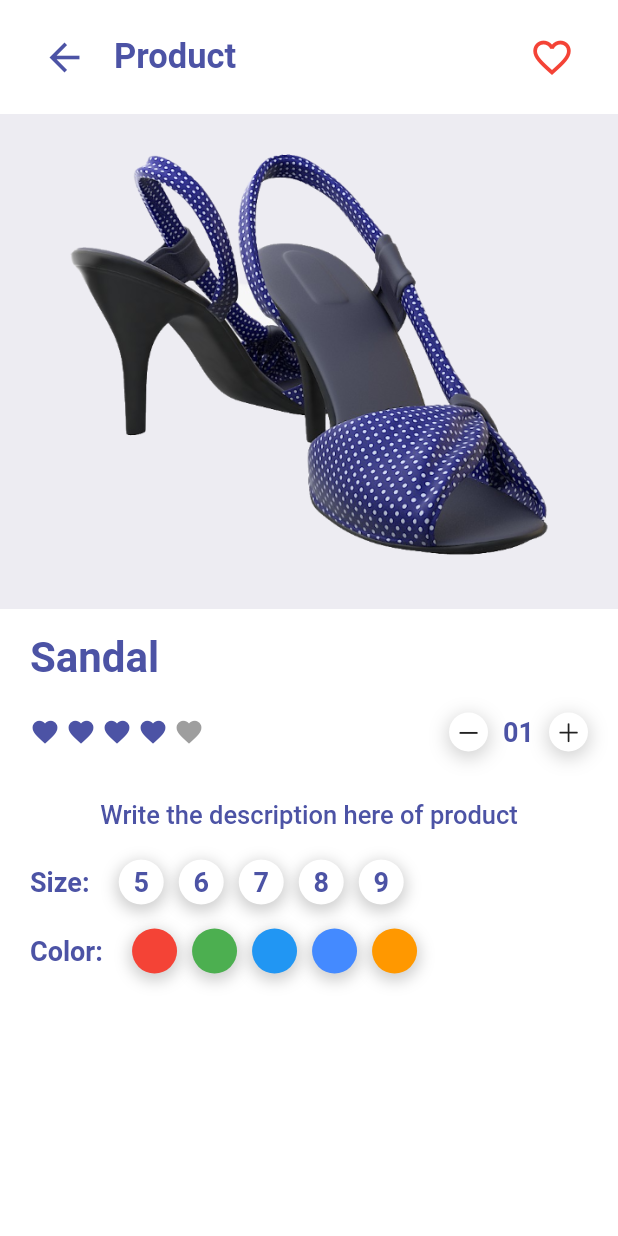
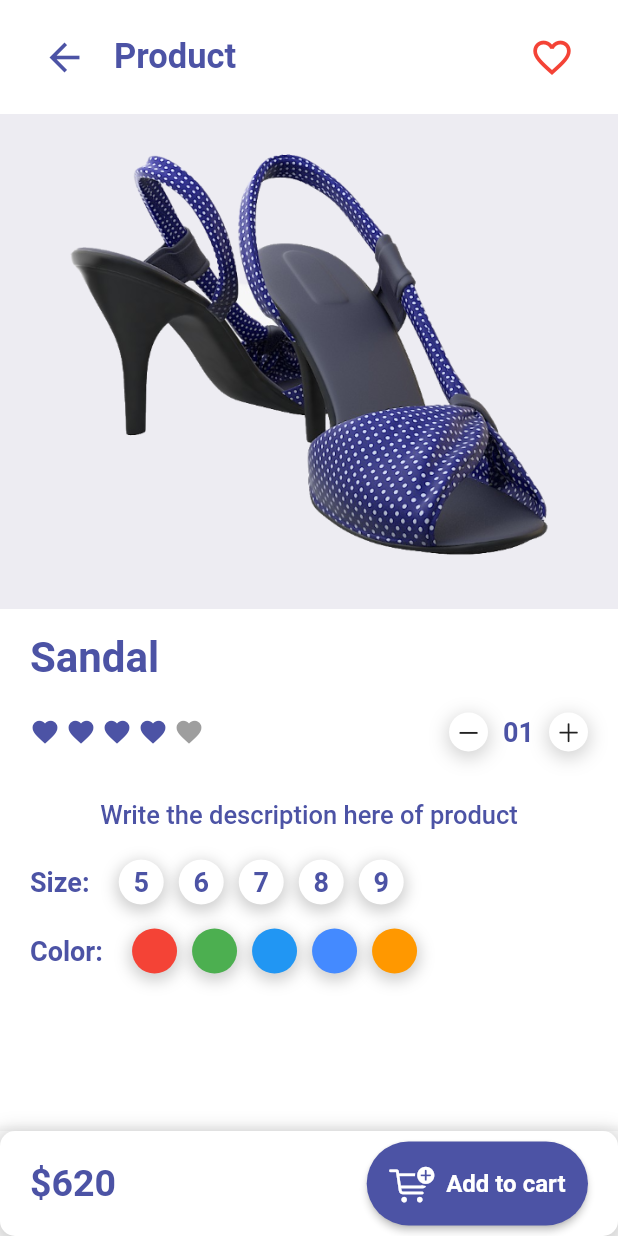
Before and after one commit to jgarzon26/shopping_app, a Flutter app: the Item screen opened by its route, on a phone screen of 412 x 824 dp. Run offline on Flutter 3.47's test engine with Material 2 defaults, Android fonts, the phone set to English and light mode, and no system bars; drawn by our look-alikes of flutter_rating_bar; our stand-ins replace badges, curved_navigation_bar; missing offline and left inert: clippy_flutter.

Commit message:
BottomAppBar

```diff
--- a/lib/screens/item/item.dart
+++ b/lib/screens/item/item.dart
@@ -231,6 +231,61 @@ class _ItemState extends State<Item> {
           ),
         ],
       ),
+      bottomNavigationBar: BottomAppBar(
+        child: Container(
+          height: 70,
+          padding: const EdgeInsets.symmetric(horizontal: 20),
+          decoration: BoxDecoration(
+            color: Colors.white,
+            borderRadius: const BorderRadius.all(Radius.circular(10)),
+            boxShadow: [
+              BoxShadow(
+                color: Colors.grey.withOpacity(0.5),
+                blurRadius: 10.0,
+                spreadRadius: 3,
+                offset: const Offset(0, 3),
+              ),
+            ],
+          ),
+          child: Row(
+            mainAxisAlignment: MainAxisAlignment.spaceBetween,
+            children: [
+              Text(
+                '\$${products[0]['price']}',
+                style: Theme.of(context).textTheme.bodyText1!.copyWith(
+                  color: kMainColor,
+                  fontSize: 25,
+                  fontWeight: FontWeight.bold,
+                ),
+              ),
+              ElevatedButton.icon(
+                onPressed: () {},
+                style: ButtonStyle(
+                  backgroundColor: MaterialStateProperty.all(kMainColor),
+                  padding: MaterialStateProperty.all(const EdgeInsets.symmetric(horizontal: 15, vertical: 13)),
+                  shape: MaterialStateProperty.all(
+                    RoundedRectangleBorder(
+                      borderRadius: BorderRadius.circular(30),
+                    ),
+                  ),
+                ),
+                icon: const Icon(
+                  CupertinoIcons.cart_badge_plus,
+                  color: Colors.white,
+                  size: 30,
+                ), label: Text(
+                  'Add to cart',
+                  style: Theme.of(context).textTheme.bodyText1!.copyWith(
+                    color: Colors.white,
+                    fontSize: 16,
+                    fontWeight: FontWeight.bold,
+                  ),
+                ),
+              ),
+            ],
+          ),
+        ),
+      ),
     );
   }
 }
```
